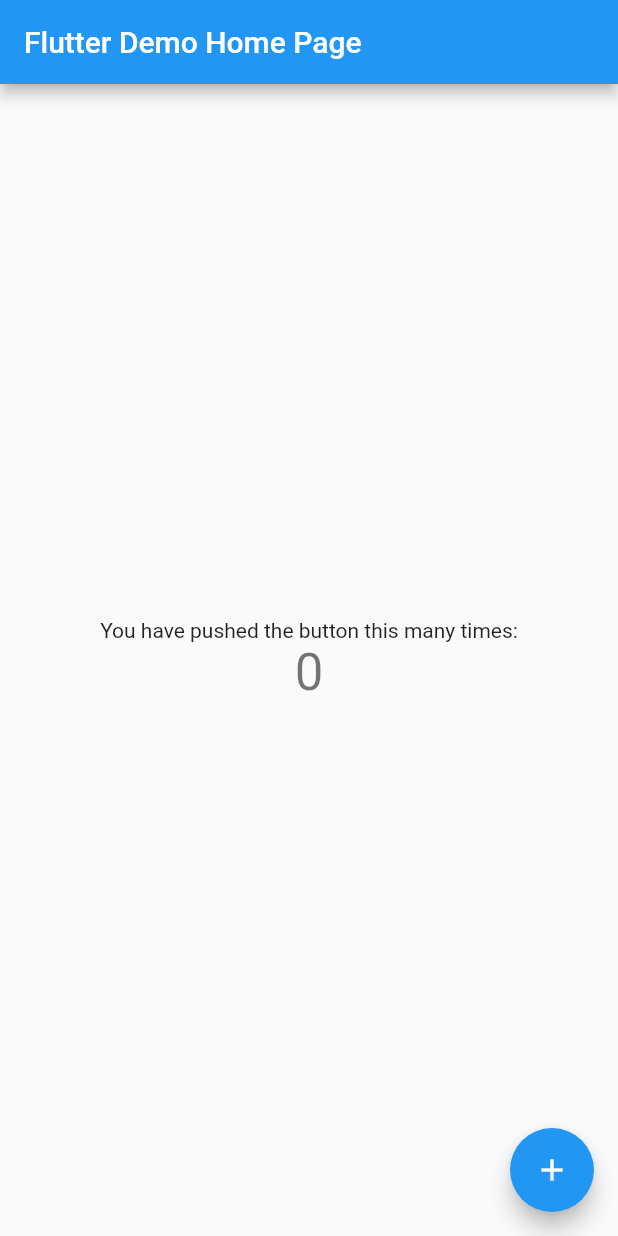
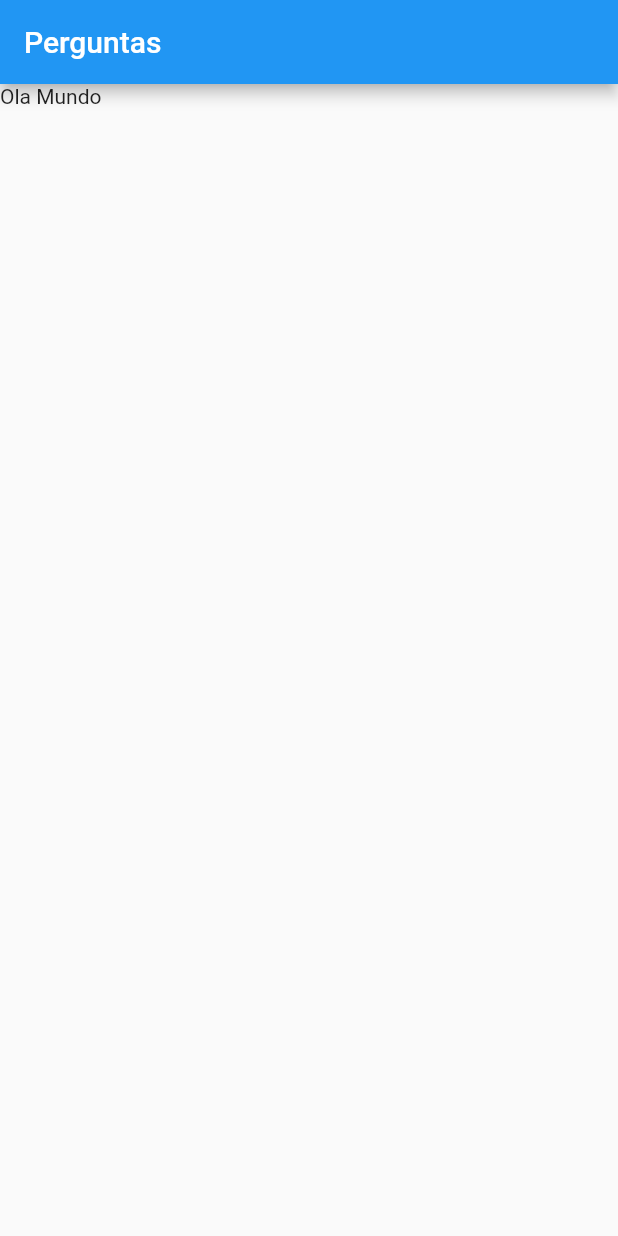
Before and after one commit to wsy152/quiz_flutter, a Flutter app: the screen it shows after launch, on a phone screen of 412 x 824 dp. Run offline on Flutter 3.47's test engine with Material 2 defaults, Android fonts, the phone set to English and light mode, and no system bars.

Commit message:
002 - Incluindo AppBar na tela inicial

```diff
--- a/lib/main.dart
+++ b/lib/main.dart
@@ -1,113 +1,18 @@
 import 'package:flutter/material.dart';
 
-void main() {
-  runApp(MyApp());
-}
+main() => runApp(PerguntaApp());
 
-class MyApp extends StatelessWidget {
-  // This widget is the root of your application.
+class PerguntaApp extends StatelessWidget {
   @override
-  Widget build(BuildContext context) {
+  Widget build(context) {
     return MaterialApp(
-      title: 'Flutter Demo',
-      theme: ThemeData(
-        // This is the theme of your application.
-        //
-        // Try running your application with "flutter run". You'll see the
-        // application has a blue toolbar. Then, without quitting the app, try
-        // changing the primarySwatch below to Colors.green and then invoke
-        // "hot reload" (press "r" in the console where you ran "flutter run",
-        // or simply save your changes to "hot reload" in a Flutter IDE).
-        // Notice that the counter didn't reset back to zero; the application
-        // is not restarted.
-        primarySwatch: Colors.blue,
+      debugShowCheckedModeBanner: false,
+      home: Scaffold(
+        appBar: AppBar(
+          title: Text('Perguntas'),
+        ),
+        body: Text('Ola Mundo'),
       ),
-      home: MyHomePage(title: 'Flutter Demo Home Page'),
     );
   }
 }
-
-class MyHomePage extends StatefulWidget {
-  MyHomePage({Key key, this.title}) : super(key: key);
-
-  // This widget is the home page of your application. It is stateful, meaning
-  // that it has a State object (defined below) that contains fields that affect
-  // how it looks.
-
-  // This class is the configuration for the state. It holds the values (in this
-  // case the title) provided by the parent (in this case the App widget) and
-  // used by the build method of the State. Fields in a Widget subclass are
-  // always marked "final".
-
-  final String title;
-
-  @override
-  _MyHomePageState createState() => _MyHomePageState();
-}
-
-class _MyHomePageState extends State<MyHomePage> {
-  int _counter = 0;
-
-  void _incrementCounter() {
-    setState(() {
-      // This call to setState tells the Flutter framework that something has
-      // changed in this State, which causes it to rerun the build method below
-      // so that the display can reflect the updated values. If we changed
-      // _counter without calling setState(), then the build method would not be
-      // called again, and so nothing would appear to happen.
-      _counter++;
-    });
-  }
-
-  @override
-  Widget build(BuildContext context) {
-    // This method is rerun every time setState is called, for instance as done
-    // by the _incrementCounter method above.
-    //
-    // The Flutter framework has been optimized to make rerunning build methods
-    // fast, so that you can just rebuild anything that needs updating rather
-    // than having to individually change instances of widgets.
-    return Scaffold(
-      appBar: AppBar(
-        // Here we take the value from the MyHomePage object that was created by
-        // the App.build method, and use it to set our appbar title.
-        title: Text(widget.title),
-      ),
-      body: Center(
-        // Center is a layout widget. It takes a single child and positions it
-        // in the middle of the parent.
-        child: Column(
-          // Column is also a layout widget. It takes a list of children and
-          // arranges them vertically. By default, it sizes itself to fit its
-          // children horizontally, and tries to be as tall as its parent.
-          //
-          // Invoke "debug painting" (press "p" in the console, choose the
-          // "Toggle Debug Paint" action from the Flutter Inspector in Android
-          // Studio, or the "Toggle Debug Paint" command in Visual Studio Code)
-          // to see the wireframe for each widget.
-          //
-          // Column has various properties to control how it sizes itself and
-          // how it positions its children. Here we use mainAxisAlignment to
-          // center the children vertically; the main axis here is the vertical
-          // axis because Columns are vertical (the cross axis would be
-          // horizontal).
-          mainAxisAlignment: MainAxisAlignment.center,
-          children: <Widget>[
-            Text(
-              'You have pushed the button this many times:',
-            ),
-            Text(
-              '$_counter',
-              style: Theme.of(context).textTheme.headline4,
-            ),
-          ],
-        ),
-      ),
-      floatingActionButton: FloatingActionButton(
-        onPressed: _incrementCounter,
-        tooltip: 'Increment',
-        child: Icon(Icons.add),
-      ), // This trailing comma makes auto-formatting nicer for build methods.
-    );
-  }
-}
```
